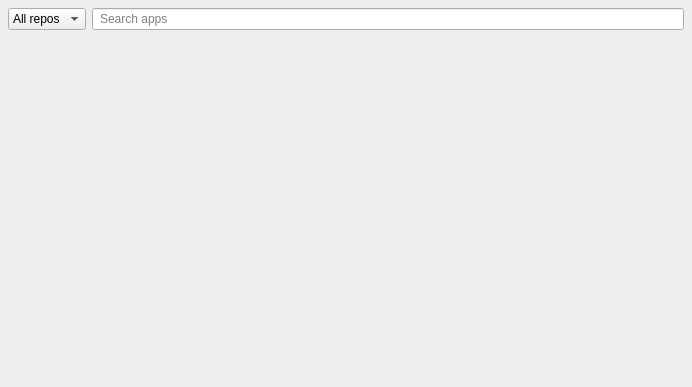
The window that add/add_app.ui (theboatswain/boatswain) describes before a commit, drawn with Qt 5.
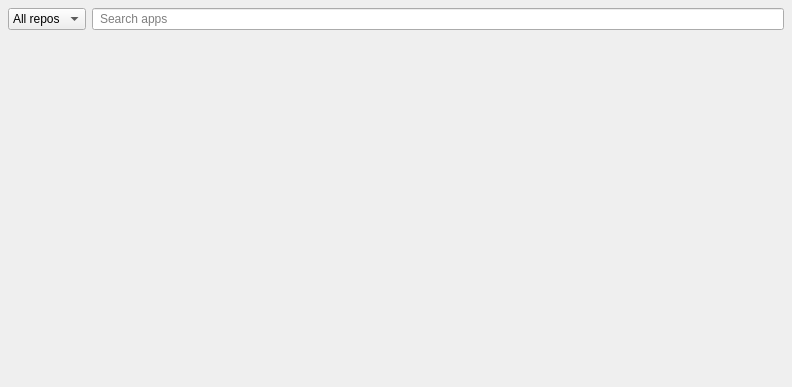
The same window after the commit.

The edit to the form file:
```diff
--- a/add/add_app.ui
+++ b/add/add_app.ui
@@ -6,7 +6,7 @@
    <rect>
     <x>0</x>
     <y>0</y>
-    <width>692</width>
+    <width>792</width>
     <height>387</height>
    </rect>
   </property>
@@ -18,7 +18,7 @@
   </property>
   <property name="minimumSize">
    <size>
-    <width>692</width>
+    <width>792</width>
     <height>387</height>
    </size>
   </property>
@@ -100,13 +100,18 @@
     </widget>
    </item>
    <item>
-    <widget class="QWidget" name="widget_2" native="true">
-     <property name="sizePolicy">
-      <sizepolicy hsizetype="Preferred" vsizetype="Preferred">
-       <horstretch>0</horstretch>
-       <verstretch>10</verstretch>
-      </sizepolicy>
+    <widget class="QScrollArea" name="scrollArea">
+     <property name="frameShape">
+      <enum>QFrame::NoFrame</enum>
      </property>
+     <property name="frameShadow">
+      <enum>QFrame::Plain</enum>
+     </property>
+     <property name="widgetResizable">
+      <bool>true</bool>
+     </property>
+     <widget class="QWidget" name="scrollAreaWidgetContents">
+     </widget>
     </widget>
    </item>
   </layout>
```
Left out of the diff: 11 changed lines with no effect on the pictures.
